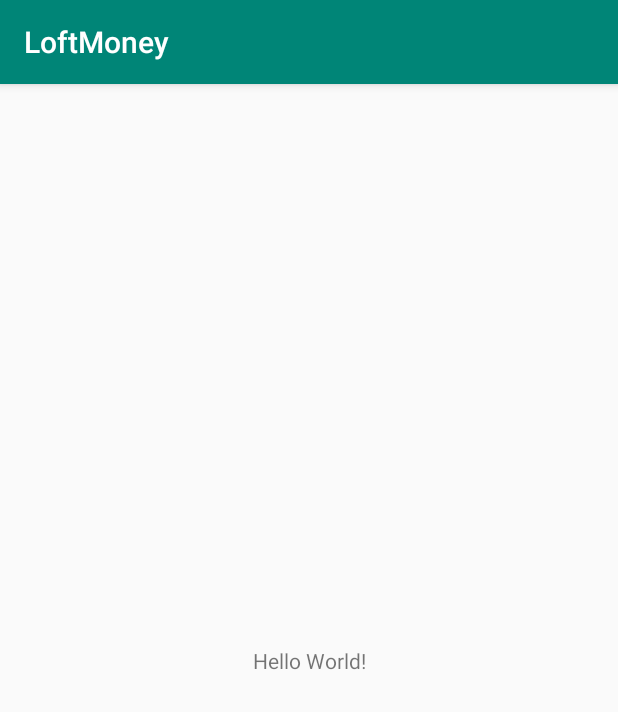
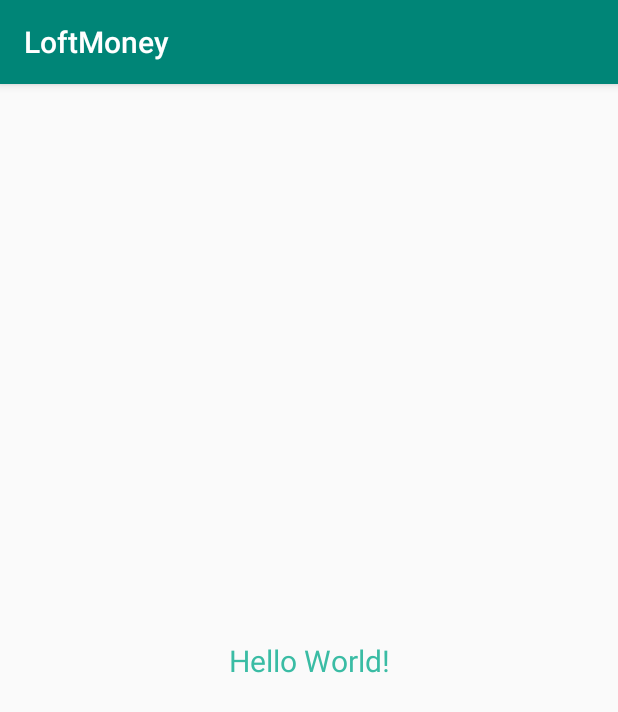
Before and after one commit to Timofey85/LoftMoney, an Android app: the screen it shows after launch (MainActivity), on a phone screen of 412 x 824 dp. Shown: the top 712 px of the screen. Run offline under Robolectric (Android 15) with nearby library versions, the phone set to English and light mode, and no system bars.

Commit message:
Change text size and text color

```diff
--- a/app/src/main/res/layout/activity_main.xml
+++ b/app/src/main/res/layout/activity_main.xml
@@ -10,6 +10,8 @@
         android:layout_width="wrap_content"
         android:layout_height="wrap_content"
         android:text="Hello World!"
+        android:textColor="#ff3abca4"
+        android:textSize="20sp"
         app:layout_constraintBottom_toBottomOf="parent"
         app:layout_constraintLeft_toLeftOf="parent"
         app:layout_constraintRight_toRightOf="parent"
```
